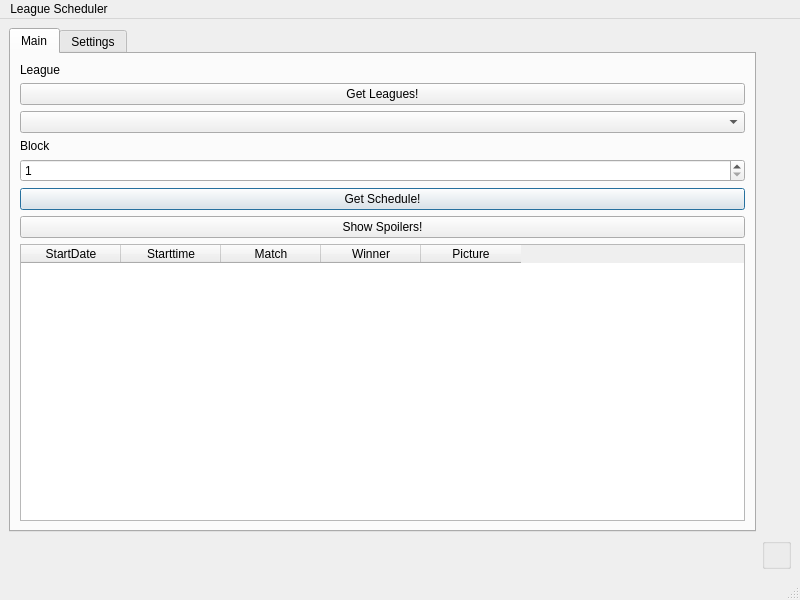
Old version of the form ui/mainwindow.ui in the repository OneLazyAdmin/LeagueScheduler.
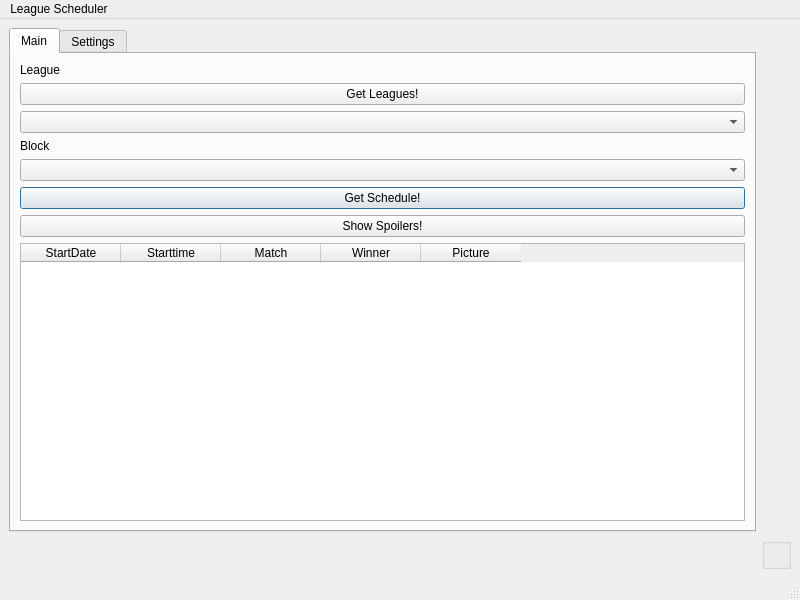
New version of the form.

Commit message: Included get_block-function to query events that have blocknames that differ from "Week X" Gets automatically executed when a league is chosen

```diff
--- a/ui/mainwindow.ui
+++ b/ui/mainwindow.ui
@@ -64,14 +64,7 @@
            </widget>
           </item>
           <item>
-           <widget class="QSpinBox" name="chosen_week">
-            <property name="minimum">
-             <number>1</number>
-            </property>
-            <property name="maximum">
-             <number>8</number>
-            </property>
-           </widget>
+           <widget class="QComboBox" name="chosen_block"/>
           </item>
           <item>
            <widget class="QPushButton" name="get_schedule">
```
Left out of the diff: 2 changed lines with no effect on the pictures. The commit also changes 2 other files.
